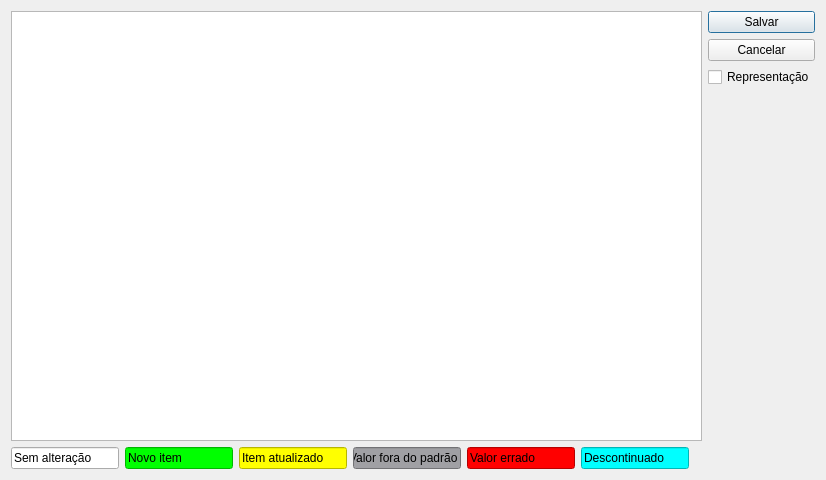
Old version of the form ui/importaprodutos.ui in the repository lellisls/ERP-STACCATO.
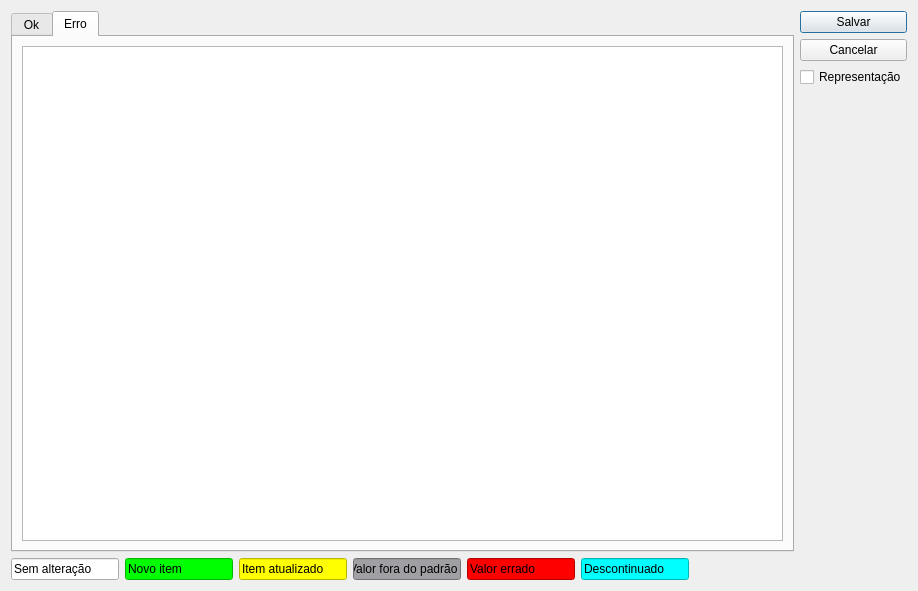
New version of the form. The open tabs and pages were chosen to show the change.

The edit to the form file:
```diff
--- a/ui/importaprodutos.ui
+++ b/ui/importaprodutos.ui
@@ -6,15 +6,25 @@
    <rect>
     <x>0</x>
     <y>0</y>
-    <width>816</width>
-    <height>476</height>
+    <width>918</width>
+    <height>591</height>
    </rect>
   </property>
   <property name="windowTitle">
    <string>Importaçao</string>
   </property>
-  <layout class="QGridLayout" name="gridLayout">
-   <item row="0" column="0" rowspan="4">
+  <layout class="QGridLayout" name="gridLayout_3">
+   <item row="0" column="0">
+    <widget class="QTabWidget" name="tabWidget">
+     <property name="currentIndex">
+      <number>0</number>
+     </property>
+     <widget class="QWidget" name="tab">
+      <attribute name="title">
+       <string>Ok</string>
+      </attribute>
+      <layout class="QGridLayout" name="gridLayout_2">
+       <item row="0" column="0">
     <widget class="QTableView" name="tableProdutos">
      <property name="minimumSize">
       <size>
@@ -25,30 +35,65 @@
      <property name="mouseTracking">
       <bool>true</bool>
      </property>
+         <property name="editTriggers">
+          <set>QAbstractItemView::NoEditTriggers</set>
+         </property>
+         <property name="sortingEnabled">
+          <bool>false</bool>
+         </property>
+        </widget>
+       </item>
+      </layout>
+     </widget>
+     <widget class="QWidget" name="tab_2">
+      <attribute name="title">
+       <string>Erro</string>
+      </attribute>
+      <layout class="QGridLayout" name="gridLayout_4">
+       <item row="0" column="0">
+        <widget class="QTableView" name="tableErro">
+         <property name="minimumSize">
+          <size>
+           <width>691</width>
+           <height>430</height>
+          </size>
+         </property>
+         <property name="mouseTracking">
+          <bool>true</bool>
+         </property>
+         <property name="sortingEnabled">
+          <bool>false</bool>
+         </property>
+        </widget>
+       </item>
+      </layout>
+     </widget>
     </widget>
    </item>
    <item row="0" column="1">
+    <layout class="QGridLayout" name="gridLayout">
+     <item row="0" column="0">
     <widget class="QPushButton" name="pushButtonSalvar">
      <property name="text">
       <string>Salvar</string>
      </property>
     </widget>
    </item>
-   <item row="1" column="1">
+     <item row="1" column="0">
     <widget class="QPushButton" name="pushButtonCancelar">
      <property name="text">
       <string>Cancelar</string>
      </property>
     </widget>
    </item>
-   <item row="2" column="1">
+     <item row="2" column="0">
     <widget class="QCheckBox" name="checkBoxRepresentacao">
      <property name="text">
       <string>Representação</string>
      </property>
     </widget>
    </item>
-   <item row="3" column="1">
+     <item row="3" column="0">
     <spacer name="verticalSpacer">
      <property name="orientation">
       <enum>Qt::Vertical</enum>
@@ -61,7 +106,9 @@
      </property>
     </spacer>
    </item>
-   <item row="4" column="0" colspan="2">
+    </layout>
+   </item>
+   <item row="1" column="0">
     <layout class="QHBoxLayout" name="horizontalLayout">
      <item>
       <widget class="QLineEdit" name="lineEdit">
```
Left out of the diff: 1 changed line with no effect on the pictures. Lines whose indentation alone changed are shown as unchanged.
